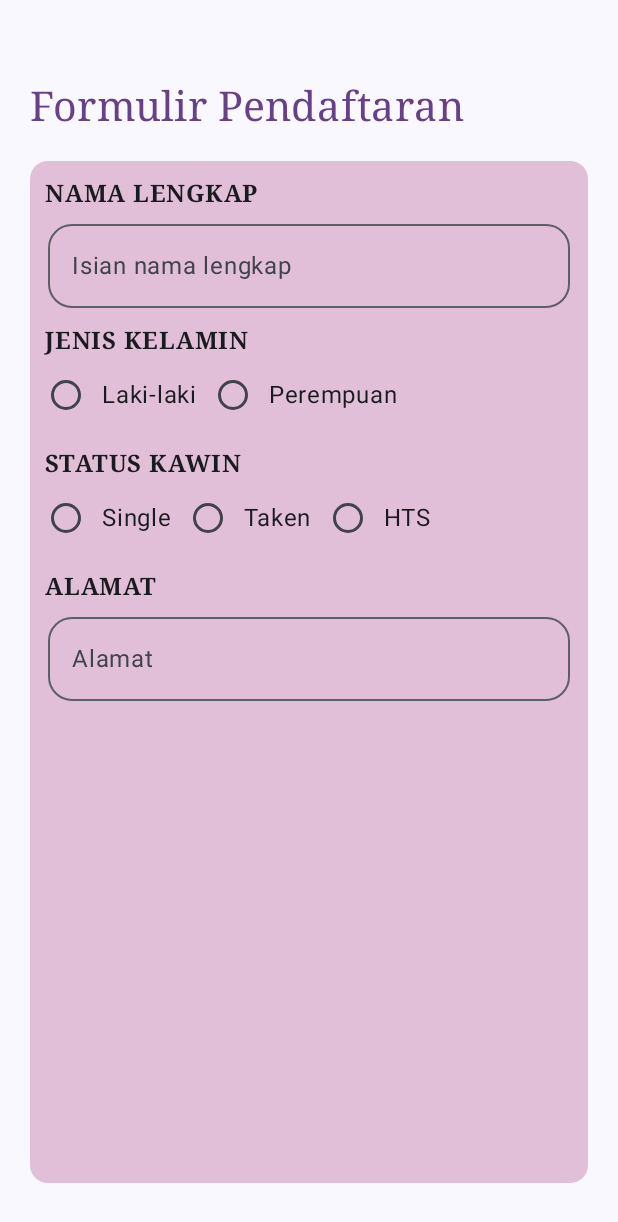
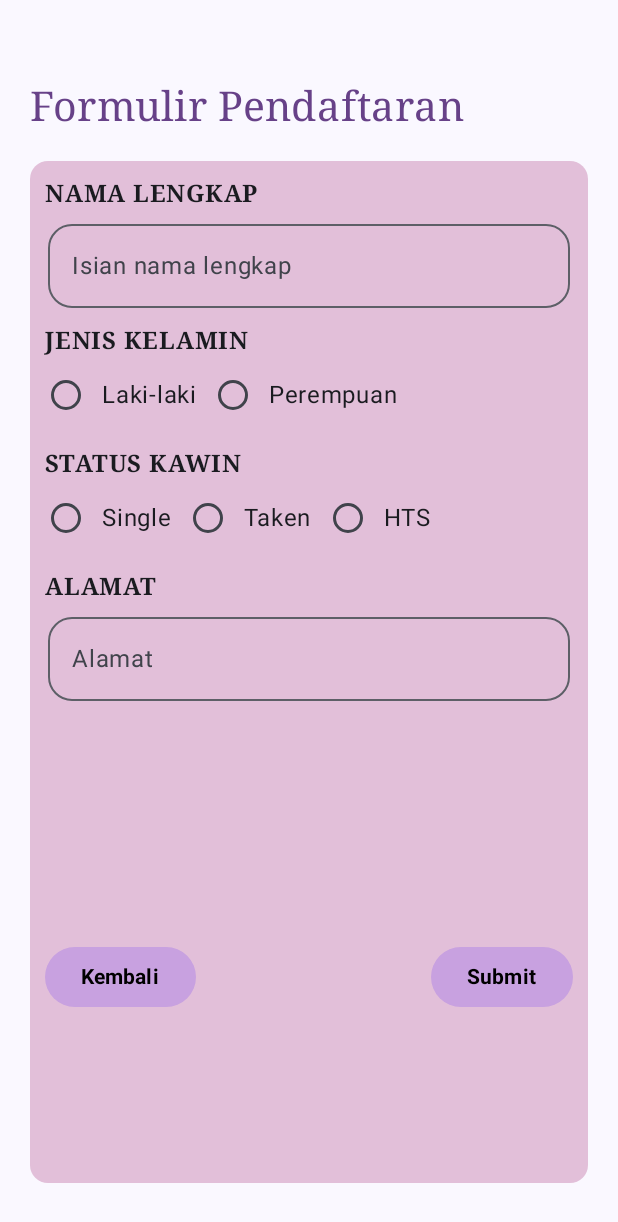
Before and after one commit to sabilafirdias/QuestNavigasTugas_192, an Android app built with Jetpack Compose: the composable FormDaftar shown on its own in the app's theme, on a phone screen of 412 x 824 dp. Shown: the top 1222 px of the screen. Run offline under Robolectric (Android 15) with nearby library versions, the phone set to English and light mode, and no system bars.

Commit message:
membuat spacer, button kembali yang mengarah ke halaman sebelumnya (list data peserta) dan button submit

```diff
--- a/app/src/main/java/com/example/tugas6/view/FormulirDaftar.kt
+++ b/app/src/main/java/com/example/tugas6/view/FormulirDaftar.kt
@@ -148,7 +148,28 @@ fun FormDaftar(onBeranda: () -> Unit, modifier: Modifier = Modifier) {
                 }
             )
 
+            Spacer(modifier = Modifier.height(140.dp))
 
+            Row(
+                modifier = Modifier.fillMaxWidth().padding(top = 20.dp),
+                horizontalArrangement = Arrangement.SpaceBetween
+            ) {
+                Button(modifier = Modifier
+                    .padding(start = 10.dp),
+                    onClick = { onBeranda() }, colors = ButtonDefaults.buttonColors(colorResource(id = R.color.ungu2))) {
+                    Text("Kembali", color = Color.Black, fontWeight = FontWeight.Bold, fontFamily = FontFamily.SansSerif)
+                }
+
+                Button(modifier = Modifier
+                    .padding(end = 10.dp),
+                    onClick = {
+                    showDialog = true
+                }, colors = ButtonDefaults.buttonColors(colorResource(id = R.color.ungu2))) {
+                    Text("Submit", color = Color.Black, fontWeight = FontWeight.Bold, fontFamily = FontFamily.SansSerif)
+                }
+            }
         }
+
+
     }
 }
```
